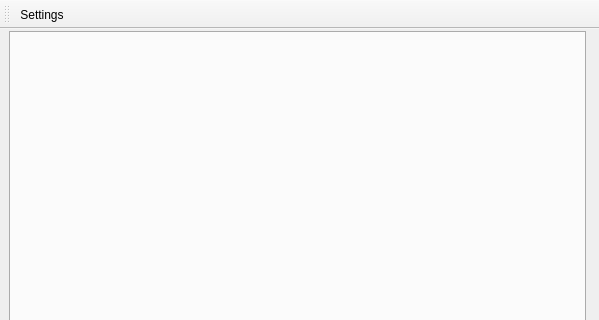
Above: ui/Pythagora.ui from tarmack/Pythagora before the change; both pictures show x 0 to 599 and y 0 to 320 of the 599 by 683 pixel window. Below: the same form after it.
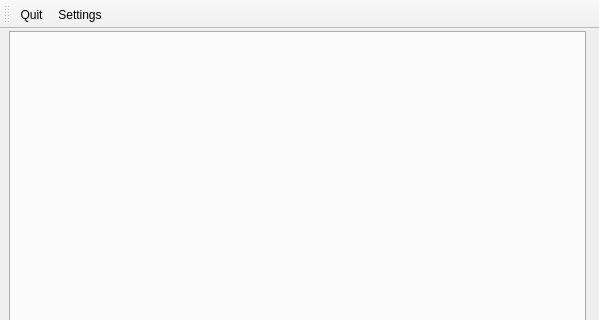
That is the form after the change. Icons and pictures are not drawn.

Commit message: Added quit button to the toolbar, it raises a modal dialog to assure you don't close the application by accident.

Patch:
```diff
--- a/ui/Pythagora.ui
+++ b/ui/Pythagora.ui
@@ -103,6 +103,7 @@
    <attribute name="toolBarBreak">
     <bool>false</bool>
    </attribute>
+   <addaction name="actionExit"/>
    <addaction name="actionSettings"/>
   </widget>
   <action name="actionExit">
```
The commit also changes 1 other file.
